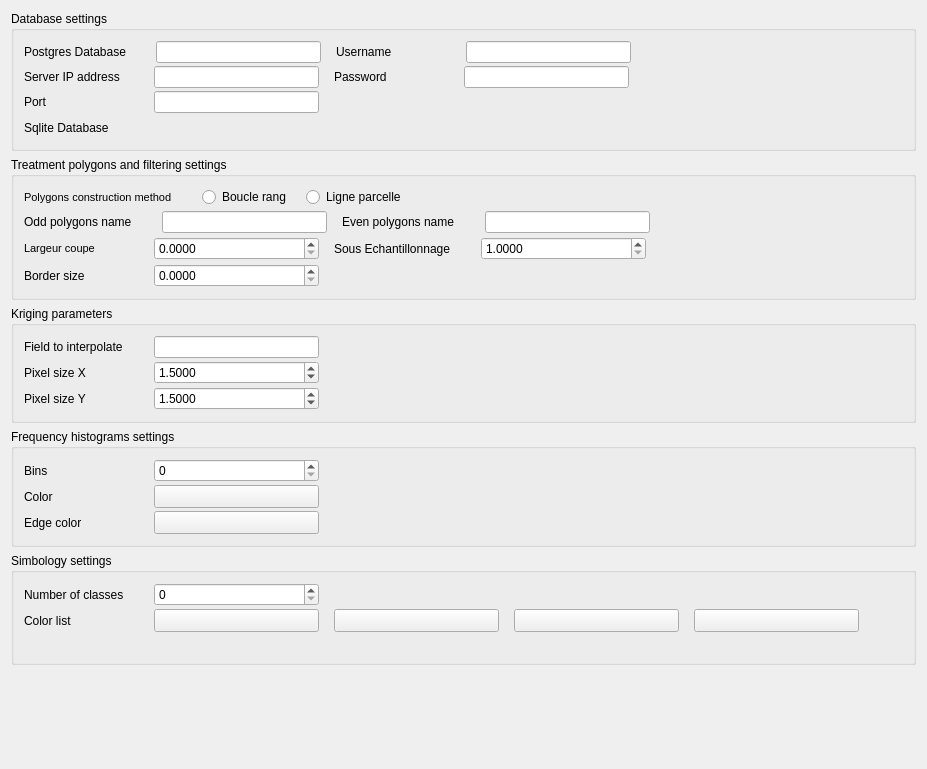
This is gui/settings/options_settings_dlg_base.ui in franciscocamellon/lallemand_plant_care as Qt 5 draws it before an edit. The edited form follows.
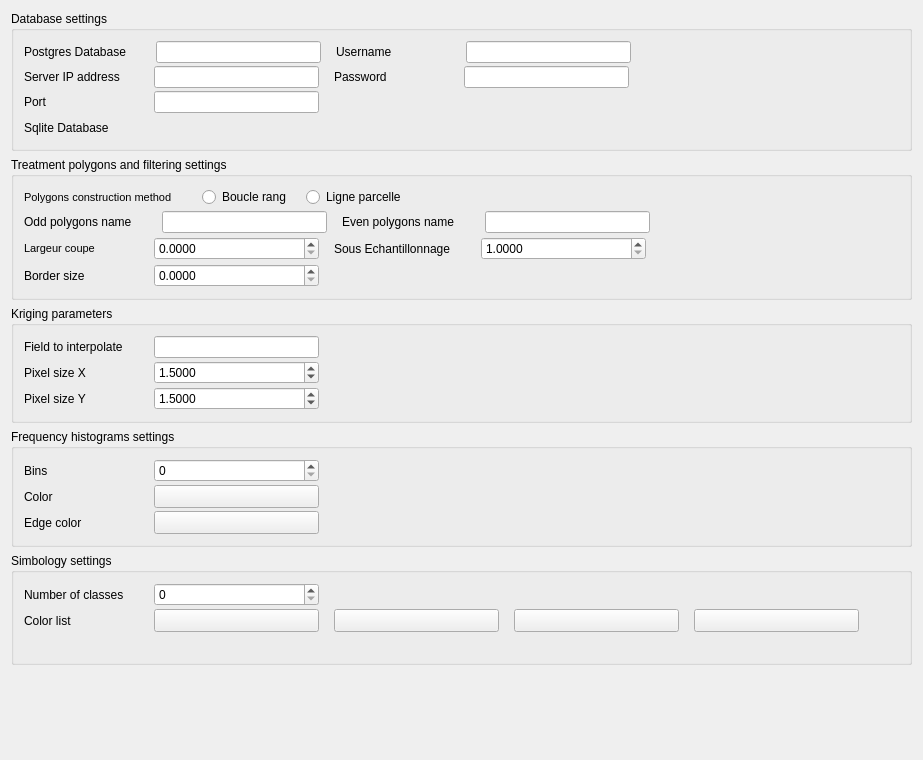
This is the edited form. Custom widgets are drawn as their Qt base class.

Patch:
```diff
--- a/gui/settings/options_settings_dlg_base.ui
+++ b/gui/settings/options_settings_dlg_base.ui
@@ -6,8 +6,8 @@
    <rect>
     <x>0</x>
     <y>0</y>
-    <width>927</width>
-    <height>769</height>
+    <width>923</width>
+    <height>760</height>
    </rect>
   </property>
   <property name="windowTitle">
```
